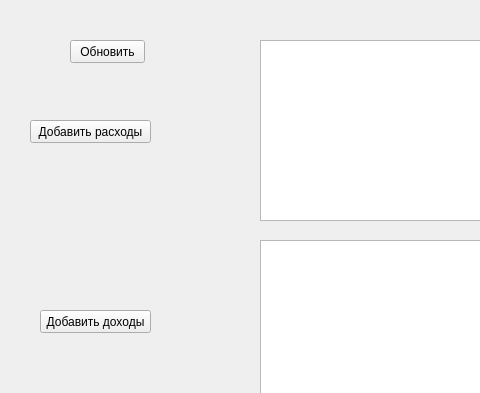
Before: the Qt Designer form mainwindow.ui in VSemikoz/manager, drawn with Qt 5; both pictures show x 0 to 480 and y 0 to 393 of the 800 by 600 pixel window.
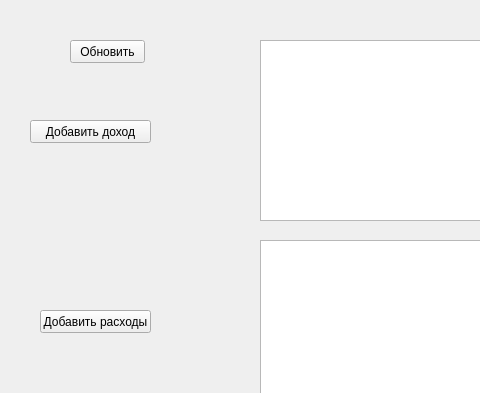
After: the same form once the commit is applied.

What changed in the file:
```diff
--- a/mainwindow.ui
+++ b/mainwindow.ui
@@ -24,7 +24,7 @@
      </rect>
     </property>
     <property name="text">
-     <string>Добавить доходы</string>
+     <string>Добавить расходы</string>
     </property>
    </widget>
    <widget class="QPushButton" name="pushButton">
@@ -37,7 +37,7 @@
      </rect>
     </property>
     <property name="text">
-     <string>Добавить расходы</string>
+     <string>Добавить доход</string>
     </property>
    </widget>
    <widget class="QTableView" name="tableView_2">
```
